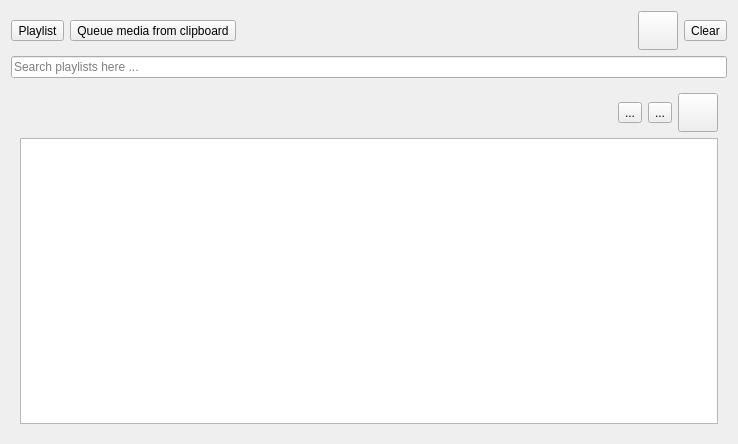
This is galacteek/ui/forms/mediaplaylist.ui in pinnaculum/galacteek as Qt 5 draws it before an edit. The edited form follows.
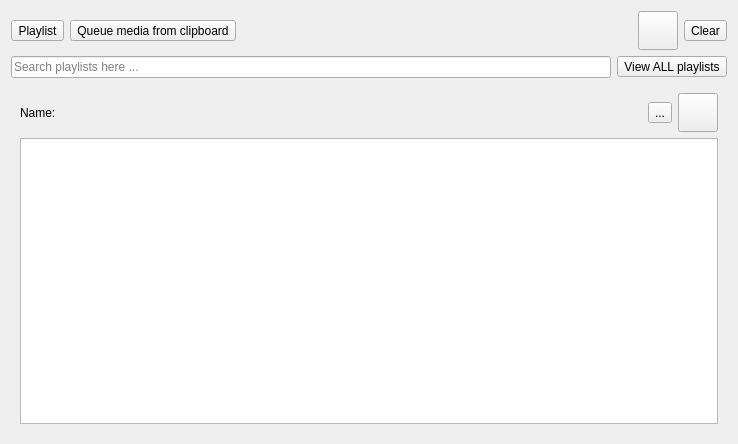
This is the edited form. Icons and pictures are not drawn.

What changed in the file:
```diff
--- a/galacteek/ui/forms/mediaplaylist.ui
+++ b/galacteek/ui/forms/mediaplaylist.ui
@@ -124,11 +124,25 @@
       </layout>
      </item>
      <item>
-      <widget class="QLineEdit" name="searchLine">
-       <property name="placeholderText">
-        <string>Search playlists here ...</string>
-       </property>
-      </widget>
+      <layout class="QHBoxLayout" name="horizontalLayout_4">
+       <item>
+        <widget class="QLineEdit" name="plSearchLine">
+         <property name="placeholderText">
+          <string>Search playlists here ...</string>
+         </property>
+        </widget>
+       </item>
+       <item>
+        <widget class="QToolButton" name="viewAllPlaylistsButton">
+         <property name="text">
+          <string>View ALL playlists</string>
+         </property>
+         <property name="checkable">
+          <bool>true</bool>
+         </property>
+        </widget>
+       </item>
+      </layout>
      </item>
      <item>
       <layout class="QVBoxLayout" name="verticalLayout_3">
@@ -143,28 +157,36 @@
             <layout class="QVBoxLayout" name="verticalLayout_4">
              <item>
               <layout class="QHBoxLayout" name="horizontalLayout_3">
+               <item>
+                <widget class="QLabel" name="label">
+                 <property name="maximumSize">
+                  <size>
+                   <width>70</width>
+                   <height>16777215</height>
+                  </size>
+                 </property>
+                 <property name="text">
+                  <string>Name:</string>
+                 </property>
+                </widget>
+               </item>
                <item>
                 <widget class="QLabel" name="labelPlName">
+                 <property name="font">
+                  <font>
+                   <pointsize>14</pointsize>
+                  </font>
+                 </property>
                  <property name="text">
                   <string/>
                  </property>
                 </widget>
                </item>
                <item>
-                <widget class="QToolButton" name="previousButton">
-                 <property name="text">
-                  <string>...</string>
+                <widget class="QToolButton" name="scanMetadataButton">
+                 <property name="toolTip">
+                  <string>&lt;html&gt;&lt;head/&gt;&lt;body&gt;&lt;p&gt;Scan metadata of media files&lt;/p&gt;&lt;/body&gt;&lt;/html&gt;</string>
                  </property>
-                 <property name="iconSize">
-                  <size>
-                   <width>32</width>
-                   <height>32</height>
-                  </size>
-                 </property>
-                </widget>
-               </item>
-               <item>
-                <widget class="QToolButton" name="nextButton">
                  <property name="text">
                   <string>...</string>
                  </property>
```
Left out of the diff: 10 changed lines with no effect on the pictures.
